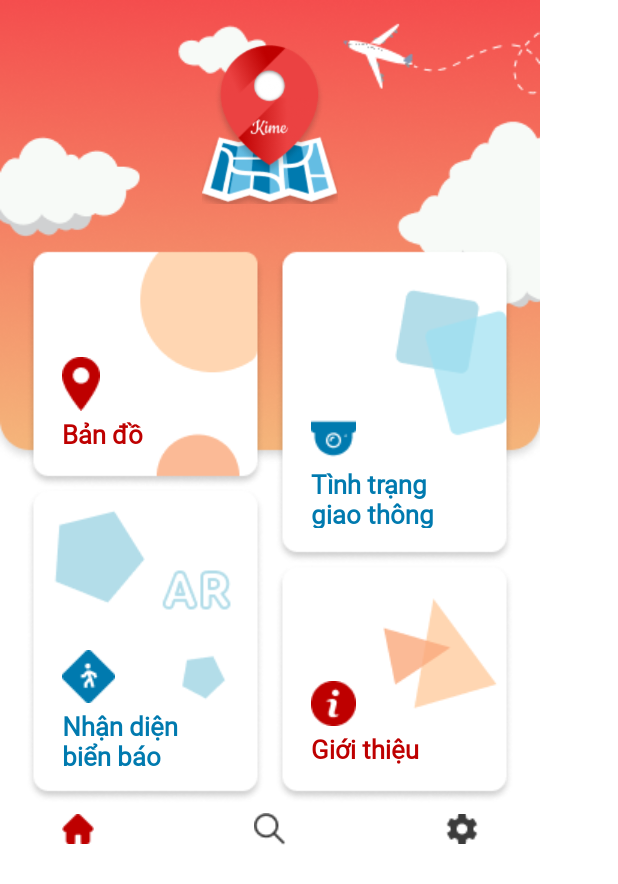
After one commit to lykienminh/Mobile-VirtualDrivingAssistant, an Android app: the layout activity_main.xml on its own in the app's theme, with its tools: preview values and no code run, on a phone screen of 412 x 824 dp. The commit adds this screen. Shown: the top 884 px of the screen. Run offline under Robolectric (Android 15) with nearby library versions, the phone set to English and light mode, and no system bars.

Commit message:
xong roi cham zn qua huhuhuhuhu

```diff
--- a/app/src/main/java/com/example/myapplication/MainActivity.java
+++ b/app/src/main/java/com/example/myapplication/MainActivity.java
@@ -14,4 +14,14 @@ public class MainActivity extends AppCompatActivity {
         super.onCreate(savedInstanceState);
         setContentView(R.layout.activity_main);
     }
+    public void openSettings(View view) {
+        // Do something in response to button
+        Intent intent = new Intent(this, settings.class);
+        startActivity(intent);
+    }
+    public void openMainMap(View view) {
+        // Do something in response to button
+        Intent intent = new Intent(this, MainMap.class);
+        startActivity(intent);
+    }
 }
--- /dev/null
+++ b/app/src/main/res/layout/activity_main.xml
@@ -0,0 +1,202 @@
+<?xml version="1.0" encoding="utf-8"?>
+<androidx.constraintlayout.widget.ConstraintLayout xmlns:android="http://schemas.android.com/apk/res/android"
+    xmlns:app="http://schemas.android.com/apk/res-auto"
+    xmlns:tools="http://schemas.android.com/tools"
+    android:layout_width="match_parent"
+    android:layout_height="match_parent"
+    tools:context=".MainActivity">
+
+
+    <ImageView
+        android:id="@+id/bgd_rect"
+        android:layout_width="wrap_content"
+        android:layout_height="wrap_content"
+        app:layout_constraintStart_toStartOf="parent"
+        app:layout_constraintTop_toTopOf="parent"
+        app:srcCompat="@drawable/homepage_bgd_rect" />
+
+    <ImageView
+        android:id="@+id/bgd_cloud"
+        android:layout_width="wrap_content"
+        android:layout_height="wrap_content"
+        app:layout_constraintStart_toStartOf="@+id/bgd_rect"
+        app:layout_constraintTop_toTopOf="@+id/bgd_rect"
+        app:srcCompat="@drawable/homepage_bgd_cloud" />
+
+    <ImageView
+        android:id="@+id/logo_kime"
+        android:layout_width="100dp"
+        android:layout_height="106dp"
+        android:layout_marginTop="30dp"
+        app:layout_constraintEnd_toEndOf="@+id/bgd_rect"
+        app:layout_constraintStart_toStartOf="@id/bgd_rect"
+        app:layout_constraintTop_toTopOf="@+id/bgd_rect"
+        app:srcCompat="@drawable/homepage_logo_kime" />
+
+    <ImageButton
+        android:id="@+id/btn_hp_home"
+        android:layout_width="wrap_content"
+        android:layout_height="wrap_content"
+        android:layout_marginStart="24dp"
+        android:layout_marginTop="7dp"
+        android:background="@null"
+        app:layout_constraintStart_toStartOf="@+id/btn_hp_signs"
+        app:layout_constraintTop_toBottomOf="@+id/btn_hp_signs"
+        app:srcCompat="@drawable/homepage_icon_home" />
+
+    <ImageButton
+        android:id="@+id/btn_hp_search"
+        android:layout_width="wrap_content"
+        android:layout_height="wrap_content"
+        android:background="@null"
+        app:layout_constraintBottom_toBottomOf="@+id/btn_hp_home"
+        app:layout_constraintEnd_toStartOf="@+id/btn_hp_settings"
+        app:layout_constraintStart_toEndOf="@+id/btn_hp_home"
+        app:layout_constraintTop_toTopOf="@+id/btn_hp_home"
+        app:srcCompat="@drawable/homepage_icon_search" />
+
+    <ImageButton
+        android:id="@+id/btn_hp_settings"
+        android:layout_width="wrap_content"
+        android:layout_height="wrap_content"
+        android:layout_marginEnd="24dp"
+        android:background="@null"
+        android:onClick="openSettings"
+        app:layout_constraintBottom_toBottomOf="@+id/btn_hp_search"
+        app:layout_constraintEnd_toEndOf="@+id/btn_hp_about"
+        app:layout_constraintTop_toTopOf="@+id/btn_hp_search"
+        app:srcCompat="@drawable/homepage_icon_settings" />
+
+    <ImageButton
+        android:id="@+id/btn_hp_maps"
+        android:layout_width="wrap_content"
+        android:layout_height="wrap_content"
+        android:layout_marginStart="17dp"
+        android:layout_marginTop="30dp"
+        android:background="@null"
+        android:onClick="openMainMap"
+        app:layout_constraintStart_toStartOf="@id/bgd_rect"
+        app:layout_constraintTop_toBottomOf="@+id/logo_kime"
+        app:srcCompat="@drawable/homepage_bg_maps" />
+
+    <ImageButton
+        android:id="@+id/btn_hp_traffic"
+        android:layout_width="0dp"
+        android:layout_height="wrap_content"
+        android:layout_marginEnd="17dp"
+        android:background="@null"
+        app:layout_constraintEnd_toEndOf="@id/bgd_rect"
+        app:layout_constraintTop_toTopOf="@+id/btn_hp_maps"
+        app:srcCompat="@drawable/homepage_bg_traffic" />
+
+    <ImageButton
+        android:id="@+id/btn_hp_signs"
+        android:layout_width="wrap_content"
+        android:layout_height="wrap_content"
+        android:background="@null"
+        app:layout_constraintStart_toStartOf="@+id/btn_hp_maps"
+        app:layout_constraintTop_toBottomOf="@+id/btn_hp_maps"
+        app:srcCompat="@drawable/homepage_bg_signs" />
+
+    <ImageButton
+        android:id="@+id/btn_hp_about"
+        android:layout_width="wrap_content"
+        android:layout_height="wrap_content"
+        android:background="@null"
+        app:layout_constraintBottom_toBottomOf="@+id/btn_hp_signs"
+        app:layout_constraintEnd_toEndOf="@+id/btn_hp_traffic"
+        app:srcCompat="@drawable/homepage_bg_about" />
+
+    <ImageView
+        android:id="@+id/hp_icon_placeholder"
+        android:layout_width="wrap_content"
+        android:layout_height="wrap_content"
+        android:layout_marginBottom="3dp"
+        app:layout_constraintBottom_toTopOf="@+id/str_map"
+        app:layout_constraintStart_toStartOf="@+id/str_map"
+        app:srcCompat="@drawable/homepage_icon_placeholder" />
+
+    <ImageView
+        android:id="@+id/hp_icon_camera"
+        android:layout_width="wrap_content"
+        android:layout_height="wrap_content"
+        android:layout_marginBottom="3dp"
+        app:layout_constraintBottom_toTopOf="@+id/str_traffic"
+        app:layout_constraintStart_toStartOf="@+id/str_traffic"
+        app:srcCompat="@drawable/homepage_icon_camera" />
+
+    <ImageView
+        android:id="@+id/hp_icon_ar"
+        android:layout_width="wrap_content"
+        android:layout_height="wrap_content"
+        android:layout_marginBottom="3dp"
+        app:layout_constraintBottom_toTopOf="@+id/str_ar"
+        app:layout_constraintStart_toStartOf="@+id/str_ar"
+        app:srcCompat="@drawable/homepage_icon_pedestrian_crossing" />
+
+    <ImageView
+        android:id="@+id/hp_icon_information"
+        android:layout_width="wrap_content"
+        android:layout_height="wrap_content"
+        android:layout_marginBottom="3dp"
+        app:layout_constraintBottom_toTopOf="@+id/str_about"
+        app:layout_constraintStart_toStartOf="@+id/str_about"
+        app:srcCompat="@drawable/homepage_icon_information" />
+
+    <TextView
+        android:id="@+id/str_map"
+        android:layout_width="wrap_content"
+        android:layout_height="wrap_content"
+        android:fontFamily="@font/roboto"
+        android:text="Bản đồ"
+        android:textColor="#BE0000"
+        android:textSize="17sp"
+        android:textStyle="bold"
+        android:layout_marginStart="24dp"
+        android:layout_marginBottom="24dp"
+        app:layout_constraintBottom_toBottomOf="@+id/btn_hp_maps"
+        app:layout_constraintStart_toStartOf="@+id/btn_hp_maps" />
+
+    <TextView
+        android:id="@+id/str_about"
+        android:layout_width="wrap_content"
+        android:layout_height="wrap_content"
+        android:layout_marginStart="24dp"
+        android:layout_marginBottom="24dp"
+        android:fontFamily="@font/roboto"
+        android:text="Giới thiệu"
+        android:textColor="#BE0000"
+        android:textSize="17sp"
+        android:textStyle="bold"
+        app:layout_constraintBottom_toBottomOf="@+id/btn_hp_about"
+        app:layout_constraintStart_toStartOf="@+id/btn_hp_about" />
+
+    <TextView
+        android:id="@+id/str_traffic"
+        android:layout_width="83dp"
+        android:layout_height="41dp"
+        android:fontFamily="@font/roboto"
+        android:text="Tình trạng giao thông"
+        android:textColor="#007AAF"
+        android:textSize="17sp"
+        android:textStyle="bold"
+        android:layout_marginStart="24dp"
+        android:layout_marginBottom="24dp"
+        app:layout_constraintBottom_toBottomOf="@+id/btn_hp_traffic"
+        app:layout_constraintStart_toStartOf="@+id/btn_hp_traffic" />
+
+    <TextView
+        android:id="@+id/str_ar"
+        android:layout_width="77dp"
+        android:layout_height="39dp"
+        android:fontFamily="@font/roboto"
+        android:text="Nhận diện biển báo"
+        android:textColor="#007AAF"
+        android:textSize="17sp"
+        android:textStyle="bold"
+        android:layout_marginStart="24dp"
+        android:layout_marginBottom="24dp"
+        app:layout_constraintBottom_toBottomOf="@+id/btn_hp_signs"
+        app:layout_constraintStart_toStartOf="@+id/btn_hp_signs" />
+
+</androidx.constraintlayout.widget.ConstraintLayout>
```
